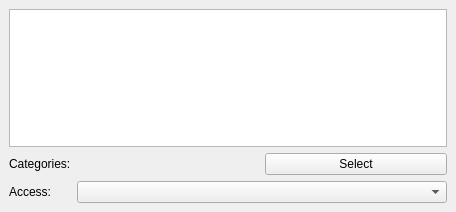
Qt form incidenceeditors/incidenceeditor-ng/eventortodomoremobile.ui (chusopr/kdepim-ktimetracker-akonadi) before a commit.
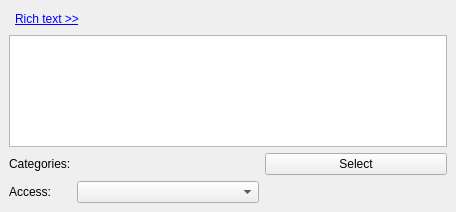
The same form after that commit. Custom widgets are drawn as their Qt base class.

```diff
--- a/incidenceeditors/incidenceeditor-ng/eventortodomoremobile.ui
+++ b/incidenceeditors/incidenceeditor-ng/eventortodomoremobile.ui
@@ -17,8 +17,44 @@
    <number>0</number>
   </property>
   <widget class="QWidget" name="page">
-   <layout class="QGridLayout" name="gridLayout_3">
+   <layout class="QGridLayout" name="gridLayout_13">
     <item row="0" column="0" colspan="3">
+     <layout class="QHBoxLayout" name="horizontalLayout_6">
+      <item>
+       <widget class="QWidget" name="mEditToolBarPlaceHolder" native="true"/>
+      </item>
+      <item>
+       <widget class="QLabel" name="mRichTextLabel">
+        <property name="sizePolicy">
+         <sizepolicy hsizetype="Fixed" vsizetype="Preferred">
+          <horstretch>0</horstretch>
+          <verstretch>0</verstretch>
+         </sizepolicy>
+        </property>
+        <property name="text">
+         <string>&lt;a href=\&quot;hide\&quot;&gt;&lt;font color='blue'&gt;Rich text &amp;gt;&amp;gt;&lt;/font&gt;&lt;/a&gt;</string>
+        </property>
+        <property name="textFormat">
+         <enum>Qt::RichText</enum>
+        </property>
+       </widget>
+      </item>
+      <item>
+       <spacer name="horizontalSpacer_9">
+        <property name="orientation">
+         <enum>Qt::Horizontal</enum>
+        </property>
+        <property name="sizeHint" stdset="0">
+         <size>
+          <width>40</width>
+          <height>20</height>
+         </size>
+        </property>
+       </spacer>
+      </item>
+     </layout>
+    </item>
+    <item row="1" column="0" colspan="3">
      <widget class="KRichTextWidget" name="mDescriptionEdit">
       <property name="toolTip">
        <string extracomment="@info:tooltip">Set the description in plain text or rich text.</string>
@@ -31,7 +67,7 @@
       </property>
      </widget>
     </item>
-    <item row="1" column="0">
+    <item row="2" column="0">
      <widget class="QLabel" name="mCategoryLabel">
       <property name="sizePolicy">
        <sizepolicy hsizetype="Fixed" vsizetype="Preferred">
@@ -44,7 +80,17 @@
       </property>
      </widget>
     </item>
-    <item row="2" column="0">
+    <item row="2" column="1">
+     <widget class="KSqueezedTextLabel" name="mCategoriesLabel"/>
+    </item>
+    <item row="2" column="2">
+     <widget class="QPushButton" name="mSelectCategoriesButton">
+      <property name="text">
+       <string>Select</string>
+      </property>
+     </widget>
+    </item>
+    <item row="3" column="0">
      <widget class="QLabel" name="mSecrecyLabel">
       <property name="sizePolicy">
        <sizepolicy hsizetype="Fixed" vsizetype="Preferred">
@@ -66,7 +112,7 @@
       </property>
      </widget>
     </item>
-    <item row="2" column="1" colspan="2">
+    <item row="3" column="1">
      <widget class="QComboBox" name="mSecrecyCombo">
       <property name="toolTip">
        <string extracomment="@info:tooltip">Set the secrecy level</string>
@@ -76,16 +122,6 @@
       </property>
      </widget>
     </item>
-    <item row="1" column="2">
-     <widget class="QPushButton" name="mSelectCategoriesButton">
-      <property name="text">
-       <string>Select</string>
-      </property>
-     </widget>
-    </item>
-    <item row="1" column="1">
-     <widget class="KSqueezedTextLabel" name="mCategoriesLabel"/>
-    </item>
    </layout>
   </widget>
   <widget class="QWidget" name="mAttendeeWidget">
```
